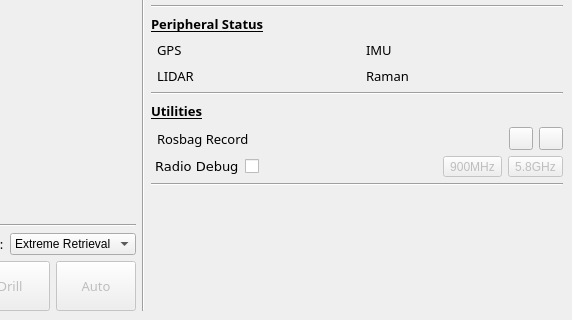
Before: the Qt Designer form scripts/gui/main.ui in NovaRoverTeam/base_station, drawn with Qt 5; both pictures show x 725 to 1297 and y 376 to 696 of the 1297 by 696 pixel window.
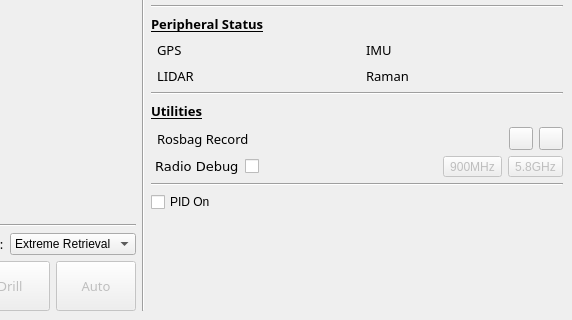
After: the same form once the commit is applied. Icons and pictures are not drawn. Custom widgets are drawn as their Qt base class.

Diff of the .ui file:
```diff
--- a/scripts/gui/main.ui
+++ b/scripts/gui/main.ui
@@ -3319,6 +3319,13 @@
           </property>
          </widget>
         </item>
+        <item>
+         <widget class="QCheckBox" name="PID_checkbox">
+          <property name="text">
+           <string>PID On</string>
+          </property>
+         </widget>
+        </item>
         <item>
          <spacer name="verticalSpacer_3">
           <property name="orientation">
```
